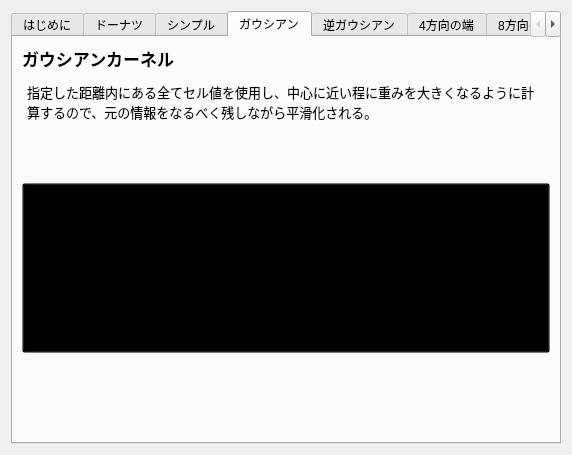
This is views/help_kernels.ui in shingo405nagano/generating_topoglaphic_maps as Qt 5 draws it before an edit. The edited form follows.
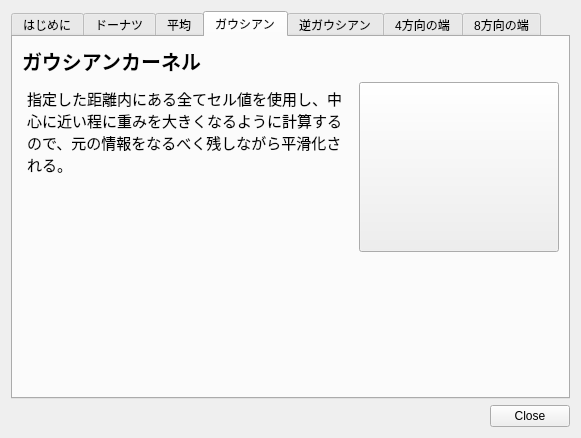
This is the edited form. The open tabs and pages were chosen to show the change. Icons and pictures are not drawn.

Commit message: [update]ColorMapの設定を考える。

What changed in the file:
```diff
--- a/views/help_kernels.ui
+++ b/views/help_kernels.ui
@@ -1,35 +1,31 @@
 <?xml version="1.0" encoding="UTF-8"?>
 <ui version="4.0">
- <class>Form</class>
- <widget class="QWidget" name="Form">
+ <class>Dialog</class>
+ <widget class="QDialog" name="Dialog">
   <property name="geometry">
    <rect>
     <x>0</x>
     <y>0</y>
-    <width>572</width>
-    <height>455</height>
+    <width>581</width>
+    <height>438</height>
    </rect>
   </property>
   <property name="windowTitle">
    <string>Form</string>
   </property>
+  <property name="styleSheet">
+   <string notr="true"/>
+  </property>
+  <layout class="QVBoxLayout" name="verticalLayout_8">
+   <item>
+    <widget class="QTabWidget" name="tabWidget">
   <property name="styleSheet">
    <string notr="true">QLabel{
-	font-size: 13pt;
+	font-size: 15pt;
 	font-weight: bold;
 }
-QTextBrowser{
+QTextBrowser {
 	background-color: rgba(0,0,0,0);
-	font-size: 10pt;
-}</string>
-  </property>
-  <layout class="QVBoxLayout" name="verticalLayout_8">
-   <item>
-    <widget class="QTabWidget" name="tabWidget">
-     <property name="styleSheet">
-      <string notr="true">QTextBrowser{
-	background-color: rgba(0,0,0,0),
-	font-size: 10pt;
 }</string>
      </property>
      <property name="currentIndex">
@@ -136,7 +132,7 @@
      </widget>
      <widget class="QWidget" name="SimpleKernelTab">
       <attribute name="title">
-       <string>シンプル</string>
+       <string>平均</string>
       </attribute>
       <layout class="QVBoxLayout" name="verticalLayout">
        <item>
@@ -220,26 +216,8 @@
         </widget>
        </item>
        <item>
-        <widget class="QTextBrowser" name="textBrowser_2">
-         <property name="maximumSize">
-          <size>
-           <width>16777215</width>
-           <height>100</height>
-          </size>
-         </property>
-         <property name="styleSheet">
-          <string notr="true"/>
-         </property>
-         <property name="html">
-          <string>&lt;!DOCTYPE HTML PUBLIC &quot;-//W3C//DTD HTML 4.0//EN&quot; &quot;http://www.w3.org/TR/REC-html40/strict.dtd&quot;&gt;
-&lt;html&gt;&lt;head&gt;&lt;meta name=&quot;qrichtext&quot; content=&quot;1&quot; /&gt;&lt;style type=&quot;text/css&quot;&gt;
-p, li { white-space: pre-wrap; }
-&lt;/style&gt;&lt;/head&gt;&lt;body style=&quot; font-family:'MS UI Gothic'; font-size:10pt; font-weight:400; font-style:normal;&quot;&gt;
-&lt;p style=&quot; margin-top:0px; margin-bottom:0px; margin-left:0px; margin-right:0px; -qt-block-indent:0; text-indent:0px;&quot;&gt;指定した距離内にある全てセル値を使用し、中心に近い程に重みを大きくなるように計算するので、元の情報をなるべく残しながら平滑化される。&lt;/p&gt;&lt;/body&gt;&lt;/html&gt;</string>
-         </property>
-        </widget>
-       </item>
-       <item>
+        <layout class="QGridLayout" name="gridLayout_4">
+         <item row="0" column="1">
         <widget class="QPushButton" name="pushButton_3">
          <property name="minimumSize">
           <size>
@@ -248,7 +226,7 @@
           </size>
          </property>
          <property name="styleSheet">
-          <string notr="true">QPushButton { background-color: rgba(0,0,0,0);}</string>
+            <string notr="true"/>
          </property>
          <property name="text">
           <string/>
@@ -259,11 +237,50 @@
          </property>
          <property name="iconSize">
           <size>
-           <width>200</width>
-           <height>170</height>
+             <width>250</width>
+             <height>220</height>
           </size>
          </property>
         </widget>
+         </item>
+         <item row="0" column="0">
+          <layout class="QVBoxLayout" name="verticalLayout_12">
+           <item>
+            <widget class="QTextBrowser" name="textBrowser_9">
+             <property name="maximumSize">
+              <size>
+               <width>16777215</width>
+               <height>100</height>
+              </size>
+             </property>
+             <property name="styleSheet">
+              <string notr="true"/>
+             </property>
+             <property name="html">
+              <string>&lt;!DOCTYPE HTML PUBLIC &quot;-//W3C//DTD HTML 4.0//EN&quot; &quot;http://www.w3.org/TR/REC-html40/strict.dtd&quot;&gt;
+&lt;html&gt;&lt;head&gt;&lt;meta name=&quot;qrichtext&quot; content=&quot;1&quot; /&gt;&lt;style type=&quot;text/css&quot;&gt;
+p, li { white-space: pre-wrap; }
+&lt;/style&gt;&lt;/head&gt;&lt;body style=&quot; font-family:'MS UI Gothic'; font-size:9pt; font-weight:400; font-style:normal;&quot;&gt;
+&lt;p style=&quot; margin-top:0px; margin-bottom:0px; margin-left:0px; margin-right:0px; -qt-block-indent:0; text-indent:0px;&quot;&gt;&lt;span style=&quot; font-size:11pt;&quot;&gt;指定した距離内にある全てセル値を使用し、中心に近い程に重みを大きくなるように計算するので、元の情報をなるべく残しながら平滑化される。&lt;/span&gt;&lt;/p&gt;&lt;/body&gt;&lt;/html&gt;</string>
+             </property>
+            </widget>
+           </item>
+           <item>
+            <spacer name="verticalSpacer_10">
+             <property name="orientation">
+              <enum>Qt::Vertical</enum>
+             </property>
+             <property name="sizeHint" stdset="0">
+              <size>
+               <width>20</width>
+               <height>40</height>
+              </size>
+             </property>
+            </spacer>
+           </item>
+          </layout>
+         </item>
+        </layout>
        </item>
        <item>
         <spacer name="verticalSpacer">
@@ -501,6 +518,30 @@
      </widget>
     </widget>
    </item>
+   <item>
+    <layout class="QHBoxLayout" name="horizontalLayout_2">
+     <item>
+      <spacer name="horizontalSpacer">
+       <property name="orientation">
+        <enum>Qt::Horizontal</enum>
+       </property>
+       <property name="sizeHint" stdset="0">
+        <size>
+         <width>40</width>
+         <height>20</height>
+        </size>
+       </property>
+      </spacer>
+     </item>
+     <item>
+      <widget class="QPushButton" name="btn_Close">
+       <property name="text">
+        <string>Close</string>
+       </property>
+      </widget>
+     </item>
+    </layout>
+   </item>
   </layout>
  </widget>
  <resources/>
```
Left out of the diff: 263 changed lines with no effect on the pictures. Lines whose indentation alone changed are shown as unchanged. The commit also changes 23 other files.
